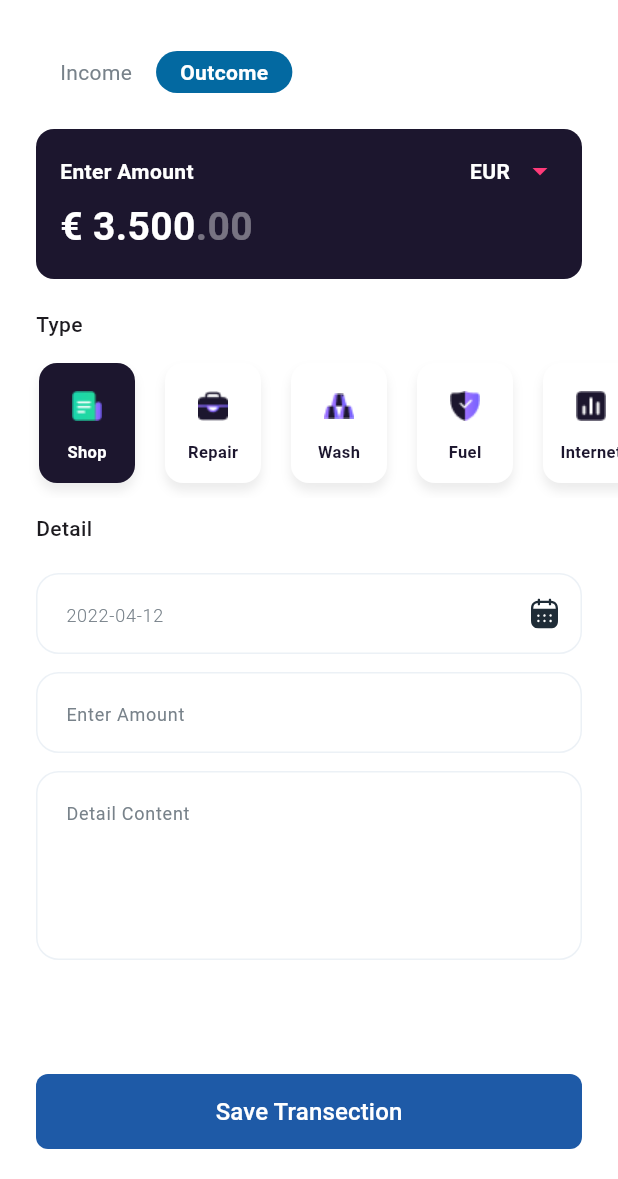
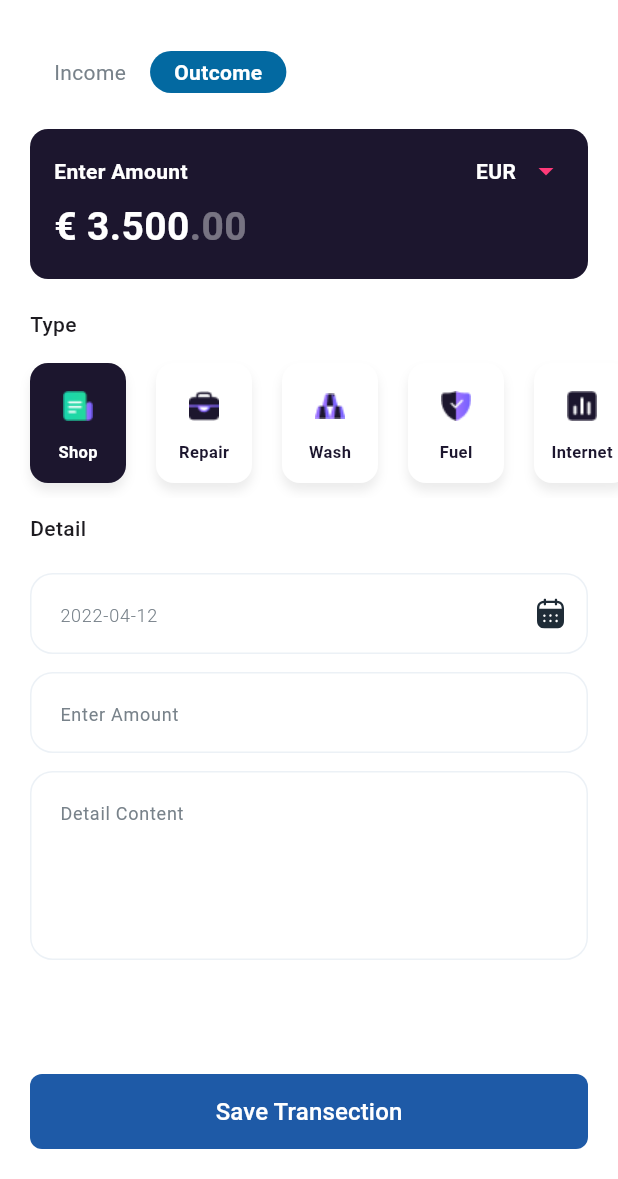
Before and after one commit to syfllhozcan/finance, a Flutter app: the NewTransection screen opened by its route, after a tap on "Outcome", on a phone screen of 412 x 824 dp, the part 57-1236 px from its top. Run offline on Flutter 3.47's test engine with Material 3 defaults, Android fonts, the phone set to English and light mode, and no system bars; our stand-ins replace fl_chart, flutter_slidable, flutter_svg, qr_flutter.

```diff
--- a/lib/ui/transection/screens/new_transection.dart
+++ b/lib/ui/transection/screens/new_transection.dart
@@ -27,7 +27,7 @@ class _NewTransectionState extends State<NewTransection> {
         mainAxisSize: MainAxisSize.max,
         children: [
           Padding(
-            padding: const EdgeInsets.symmetric(horizontal: 24),
+            padding: const EdgeInsets.symmetric(horizontal: 20),
             child: Column(
               children: [
                 const SizedBox(height: 16),
@@ -70,7 +70,7 @@ class _NewTransectionState extends State<NewTransection> {
               ? const IncomePlaceWidget()
               : const OutcomePlaceWidget(),
           Padding(
-            padding: const EdgeInsets.only(left: 24, right: 24, bottom: 20),
+            padding: const EdgeInsets.only(left: 20, right: 20, bottom: 20),
             child: ButtonWidget(
               text: "Save Transection",
               onPressed: () {
@@ -100,7 +100,7 @@ class IncomePlaceWidget extends StatelessWidget {
   Widget build(BuildContext context) {
     return Expanded(
       child: Padding(
-        padding: const EdgeInsets.symmetric(horizontal: 24),
+        padding: const EdgeInsets.symmetric(horizontal: 20),
         child: ListView(
           children: [
             AmountTileCard(),
@@ -159,7 +159,7 @@ class _OutcomePlaceWidgetState extends State<OutcomePlaceWidget> {
       child: ListView(
         children: [
           const Padding(
-            padding: EdgeInsets.symmetric(horizontal: 24),
+            padding: EdgeInsets.symmetric(horizontal: 20),
             child: Column(
               crossAxisAlignment: CrossAxisAlignment.start,
               children: [
@@ -180,7 +180,7 @@ class _OutcomePlaceWidgetState extends State<OutcomePlaceWidget> {
             height: 100,
             child: ListView.builder(
               scrollDirection: Axis.horizontal,
-              padding: const EdgeInsets.symmetric(horizontal: 16, vertical: 10),
+              padding: const EdgeInsets.symmetric(horizontal: 10, vertical: 10),
               itemCount: 5, // 5 adet kutu
               itemBuilder: (context, index) {
                 return InkWell(
@@ -196,7 +196,7 @@ class _OutcomePlaceWidgetState extends State<OutcomePlaceWidget> {
             ),
           ),
           Padding(
-            padding: const EdgeInsets.symmetric(horizontal: 24),
+            padding: const EdgeInsets.symmetric(horizontal: 20),
             child: Column(
               crossAxisAlignment: CrossAxisAlignment.start,
               children: [
```
Also changed, not shown: lib/ui/auth/screens/login_page.dart (+7 -3 lines).
